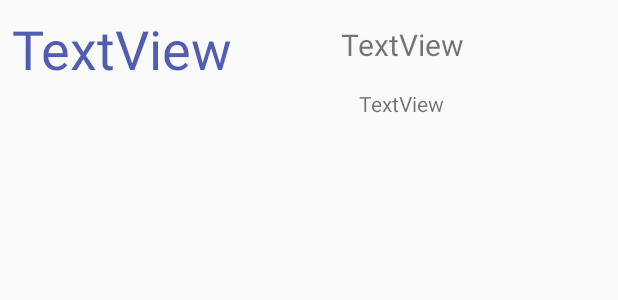
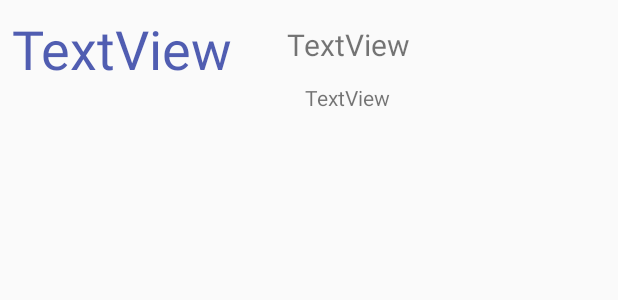
Before and after one commit to KatyPreston/CustomArrayAdapter, an Android app: the layout albums_item.xml on its own in the app's theme, with its tools: preview values and no code run, on a phone screen of 412 x 824 dp. Shown: the top 300 px of the screen. Run offline under Robolectric (Android 15) with nearby library versions, the phone set to English and light mode, and no system bars.

```diff
--- a/app/src/main/AndroidManifest.xml
+++ b/app/src/main/AndroidManifest.xml
@@ -16,6 +16,7 @@
                 <category android:name="android.intent.category.LAUNCHER" />
             </intent-filter>
         </activity>
+        <activity android:name=".AlbumActivity"></activity>
     </application>
 
 </manifest>
--- a/app/src/main/java/com/example/user/myalbumlist/TopAlbumsAdapter.java
+++ b/app/src/main/java/com/example/user/myalbumlist/TopAlbumsAdapter.java
@@ -31,6 +31,8 @@ public class TopAlbumsAdapter extends ArrayAdapter<Album> {
         TextView artist = listItemView.findViewById(R.id.artist);
         artist.setText(currentAlbum.getArtist().toString());
 
+        listItemView.setTag(currentAlbum);
+
         return listItemView;
     }
 }
--- a/app/src/main/res/layout/albums_item.xml
+++ b/app/src/main/res/layout/albums_item.xml
@@ -1,10 +1,10 @@
 <?xml version="1.0" encoding="utf-8"?>
-<android.support.constraint.ConstraintLayout
-    xmlns:android="http://schemas.android.com/apk/res/android"
+<android.support.constraint.ConstraintLayout xmlns:android="http://schemas.android.com/apk/res/android"
     xmlns:app="http://schemas.android.com/apk/res-auto"
     xmlns:tools="http://schemas.android.com/tools"
     android:layout_width="match_parent"
-    android:layout_height="match_parent">
+    android:layout_height="match_parent"
+    android:onClick="onListItemClick">
 
     <TextView
         android:id="@+id/ranking"
@@ -22,7 +22,7 @@
         android:id="@+id/title"
         android:layout_width="wrap_content"
         android:layout_height="wrap_content"
-        android:layout_marginStart="72dp"
+        android:layout_marginStart="36dp"
         android:layout_marginTop="16dp"
         android:text="TextView"
         android:textSize="20sp"
@@ -33,8 +33,8 @@
         android:id="@+id/artist"
         android:layout_width="wrap_content"
         android:layout_height="wrap_content"
-        android:layout_marginStart="84dp"
-        android:layout_marginTop="16dp"
+        android:layout_marginStart="48dp"
+        android:layout_marginTop="12dp"
         android:text="TextView"
         android:textSize="14sp"
         app:layout_constraintStart_toEndOf="@+id/ranking"
```
Also changed, not shown: app/src/main/java/com/example/user/myalbumlist/Album.java (+6 -1 lines), app/src/main/java/com/example/user/myalbumlist/AlbumActivity.java (added, +20 -0 lines), app/src/main/java/com/example/user/myalbumlist/TopAlbumsActivity.java (+12 -0 lines), app/src/main/res/layout/activity_album.xml (added, +9 -0 lines).
